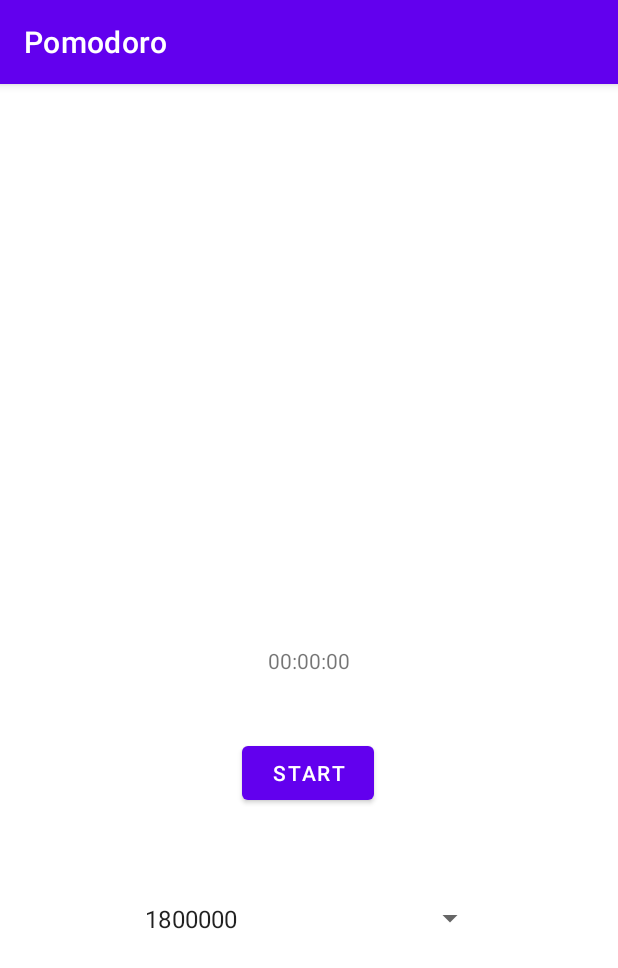
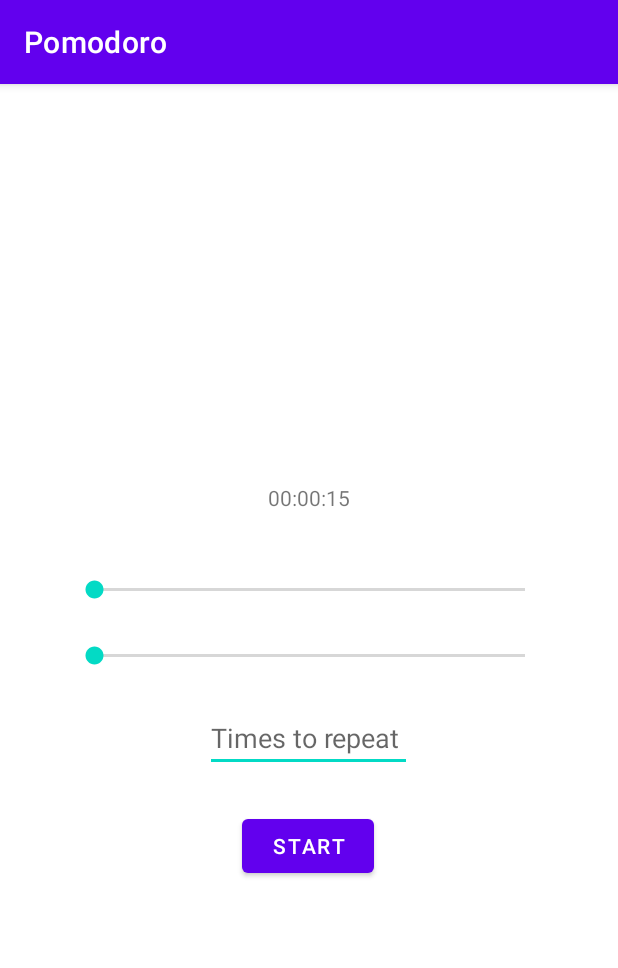
Before and after one commit to kamilernerd/ShoppingListApp, an Android app: the screen it shows after launch (MainActivity), on a phone screen of 412 x 824 dp. Shown: the top 968 px of the screen. Run offline under Robolectric (Android 15) with nearby library versions, the phone set to English and light mode, and no system bars.

Commit message:
Add this messy code

```diff
--- a/Pomodoro/app/src/main/java/no/uia/ikt205/pomodoro/MainActivity.kt
+++ b/Pomodoro/app/src/main/java/no/uia/ikt205/pomodoro/MainActivity.kt
@@ -2,56 +2,96 @@ package no.uia.ikt205.pomodoro
 
 import android.os.Bundle
 import android.os.CountDownTimer
-import android.view.Gravity
 import android.view.View
 import android.widget.*
 import androidx.appcompat.app.AppCompatActivity
 import no.uia.ikt205.pomodoro.util.millisecondsToDescriptiveTime
+import java.nio.file.Files.size
 
 
-class MainActivity : AppCompatActivity(), AdapterView.OnItemSelectedListener {
+class MainActivity : AppCompatActivity() {
 
     lateinit var timer:CountDownTimer
+    lateinit var pauseTimer:CountDownTimer
     lateinit var startButton:Button
     lateinit var coutdownDisplay:TextView
-    lateinit var dropDown:Spinner
+    lateinit var timeSelectSlider:SeekBar
+    lateinit var repetitionInput:EditText
+    lateinit var isPauseText:TextView
+    lateinit var pauseTimeSelect:SeekBar
 
     private var hasTimerStarted: Boolean = false
+    private var hasPauseTimerStarted: Boolean = false
 
-    private val countdownTimeArray = arrayOf<Long>(
-        1800000L,
-        3600000L,
-        5400000L,
-        7200000L
-    )
-    private var timeToCountDownInMs = countdownTimeArray[0]
+    // Default timer value is 15 minutes
+    private var timeToCountDownInMs = 15000L // 15 * 60000L
     private val timeTicks = 1000L
+    private var pauseTime = 15 * 60000L // Default 15 minutes
+
+    // Default amount of repetitions
+    private var timerRepetitionAmount:Int = 0
 
     override fun onCreate(savedInstanceState: Bundle?) {
         super.onCreate(savedInstanceState)
         setContentView(R.layout.activity_main)
 
-        dropDown = findViewById<View>(R.id.dropdown_menuTimes) as Spinner
-        val aa = ArrayAdapter(this, android.R.layout.simple_spinner_item, countdownTimeArray)
-        aa.setDropDownViewResource(android.R.layout.simple_spinner_dropdown_item)
+        isPauseText = findViewById(R.id.isPauseText)
+        isPauseText.visibility = View.INVISIBLE
 
-        with(dropDown) {
-            adapter = aa
-            setSelection(0, false)
-            onItemSelectedListener = this@MainActivity
-            prompt = "Select time interval"
-            gravity = Gravity.CENTER
-        }
+        timeSelectSlider = findViewById<SeekBar>(R.id.timeSelectSlider)
+        timeSelectSlider.setOnSeekBarChangeListener(object: SeekBar.OnSeekBarChangeListener{
+            override fun onProgressChanged(seekBar: SeekBar?, progress: Int, fromUser: Boolean) {
+                if (hasTimerStarted) {
+                    timer.cancel()
+                    hasTimerStarted = false
+                }
+                timeToCountDownInMs = progress * 60000L
+
+                // Update timer visually when sliding
+                updateCountDownDisplay(timeToCountDownInMs)
+            }
+
+            override fun onStartTrackingTouch(seekBar: SeekBar?) {
+                print("Not implemented")
+            }
+
+            override fun onStopTrackingTouch(seekBar: SeekBar?) {
+                print("Not implemented")
+            }
+        })
+
+        pauseTimeSelect = findViewById<SeekBar>(R.id.pauseTimeSelect)
+        pauseTimeSelect.setOnSeekBarChangeListener(object: SeekBar.OnSeekBarChangeListener{
+            override fun onProgressChanged(seekBar: SeekBar?, progress: Int, fromUser: Boolean) {
+                pauseTime = progress * 60000L
+            }
+
+            override fun onStartTrackingTouch(seekBar: SeekBar?) {
+                print("Not implemented")
+            }
+
+            override fun onStopTrackingTouch(seekBar: SeekBar?) {
+                print("Not implemented")
+            }
+        })
+
+        repetitionInput = findViewById<EditText>(R.id.repetitionAmount)
+
         startButton = findViewById<Button>(R.id.startCountdownButton)
         startButton.setOnClickListener(){
             startCountDown(it)
         }
         coutdownDisplay = findViewById<TextView>(R.id.countDownView)
+
+        // Enforce timer to show 15 minutes as start value on activity mount
+        updateCountDownDisplay(timeToCountDownInMs)
     }
 
     private fun startCountDown(v: View){
         if (hasTimerStarted) {
-            Toast.makeText(this@MainActivity, "Timer is already running", Toast.LENGTH_SHORT).show()
+            timer.cancel()
+            hasTimerStarted = false
+            Toast.makeText(this@MainActivity, "Stopping all timers", Toast.LENGTH_SHORT).show()
             return
         }
 
@@ -59,32 +99,55 @@ class MainActivity : AppCompatActivity(), AdapterView.OnItemSelectedListener {
             override fun onFinish() {
                 Toast.makeText(this@MainActivity, "Arbeidsøkt er ferdig", Toast.LENGTH_SHORT).show()
                 hasTimerStarted = false
+
+                timerRepetitionAmount = repetitionInput.text.toString().toInt()
+                if (timerRepetitionAmount > 0) {
+                    Toast.makeText(this@MainActivity, "Tid for en pause", Toast.LENGTH_SHORT).show()
+                    startPauseTimer(v)
+                    timerRepetitionAmount--
+                    repetitionInput.setText(timerRepetitionAmount.toString())
+                }
             }
 
             override fun onTick(millisUntilFinished: Long) {
-               updateCountDownDisplay(millisUntilFinished)
+                updateCountDownDisplay(millisUntilFinished)
             }
         }
         timer.start()
         hasTimerStarted = true
     }
 
+    private fun startPauseTimer(v: View) {
+        if (hasPauseTimerStarted) {
+            pauseTimer.cancel()
+            hasPauseTimerStarted = false
+        }
+
+        pauseTimer = object : CountDownTimer(pauseTime, timeTicks) {
+            override fun onFinish() {
+                Toast.makeText(this@MainActivity, "Pausen er over", Toast.LENGTH_SHORT).show()
+                hasPauseTimerStarted = false
+
+                timerRepetitionAmount = repetitionInput.text.toString().toInt()
+                if (timerRepetitionAmount > 0) {
+                    timer.start()
+                } else {
+                    timer.cancel()
+                }
+
+                isPauseText.visibility = View.INVISIBLE
+            }
+
+            override fun onTick(millisUntilFinished: Long) {
+                isPauseText.visibility = View.VISIBLE
+                updateCountDownDisplay(millisUntilFinished)
+            }
+        }
+        pauseTimer.start()
+        hasPauseTimerStarted = true
+    }
+
     fun updateCountDownDisplay(timeInMs: Long){
         coutdownDisplay.text = millisecondsToDescriptiveTime(timeInMs)
     }
-
-    override fun onItemSelected(parent: AdapterView<*>?, view: View?, position: Int, id: Long) {
-        if (hasTimerStarted) {
-            timer.cancel()
-            hasTimerStarted = false
-        }
-
-        Toast.makeText(this@MainActivity, "You selected ${(countdownTimeArray[position] / (1000 * 60))} minutes", Toast.LENGTH_SHORT).show()
-        timeToCountDownInMs = countdownTimeArray[position]
-        updateCountDownDisplay(timeToCountDownInMs)
-    }
-
-    override fun onNothingSelected(parent: AdapterView<*>?) {
-        TODO("Not yet implemented")
-    }
 }
--- a/Pomodoro/app/src/main/res/layout/activity_main.xml
+++ b/Pomodoro/app/src/main/res/layout/activity_main.xml
@@ -14,7 +14,32 @@
         app:layout_constraintBottom_toBottomOf="parent"
         app:layout_constraintLeft_toLeftOf="parent"
         app:layout_constraintRight_toRightOf="parent"
-        app:layout_constraintTop_toTopOf="parent" />
+        app:layout_constraintTop_toTopOf="parent"
+        app:layout_constraintVertical_bias="0.355" />
+
+    <SeekBar
+        android:id="@+id/timeSelectSlider"
+        android:layout_width="319dp"
+        android:layout_height="22dp"
+        android:max="300"
+        android:min="15"
+        app:layout_constraintBottom_toBottomOf="parent"
+        app:layout_constraintEnd_toEndOf="parent"
+        app:layout_constraintStart_toStartOf="parent"
+        app:layout_constraintTop_toBottomOf="@+id/countDownView"
+        app:layout_constraintVertical_bias="0.089" />
+
+    <SeekBar
+        android:id="@+id/pauseTimeSelect"
+        android:layout_width="319dp"
+        android:layout_height="22dp"
+        android:max="300"
+        android:min="15"
+        app:layout_constraintBottom_toBottomOf="parent"
+        app:layout_constraintEnd_toEndOf="parent"
+        app:layout_constraintStart_toStartOf="parent"
+        app:layout_constraintTop_toBottomOf="@+id/timeSelectSlider"
+        app:layout_constraintVertical_bias="0.055" />
 
     <Button
         android:id="@+id/startCountdownButton"
@@ -25,20 +50,33 @@
         app:layout_constraintEnd_toEndOf="parent"
         app:layout_constraintHorizontal_bias="0.498"
         app:layout_constraintStart_toStartOf="parent"
-        app:layout_constraintTop_toBottomOf="@+id/countDownView"
-        app:layout_constraintVertical_bias="0.126" />
+        app:layout_constraintTop_toBottomOf="@+id/repetitionAmount"
+        app:layout_constraintVertical_bias="0.097" />
 
-    <Spinner
-        android:id="@+id/dropdown_menuTimes"
-        android:layout_width="235dp"
-        android:layout_height="26dp"
-        android:layout_marginTop="30dp"
-        android:spinnerMode="dropdown"
+    <EditText
+        android:id="@+id/repetitionAmount"
+        android:layout_width="138dp"
+        android:layout_height="40dp"
+        android:ems="10"
+        android:hint="@string/repetitionAmount"
+        android:inputType="number"
         app:layout_constraintBottom_toBottomOf="parent"
         app:layout_constraintEnd_toEndOf="parent"
+        app:layout_constraintHorizontal_bias="0.498"
         app:layout_constraintStart_toStartOf="parent"
-        app:layout_constraintTop_toBottomOf="@+id/startCountdownButton"
-        app:layout_constraintVertical_bias="0.13" />
+        app:layout_constraintTop_toBottomOf="@+id/pauseTimeSelect"
+        app:layout_constraintVertical_bias="0.079" />
+
+    <TextView
+        android:id="@+id/isPauseText"
+        android:layout_width="wrap_content"
+        android:layout_height="wrap_content"
+        android:text="HAS PAUSE"
+        app:layout_constraintBottom_toTopOf="@+id/countDownView"
+        app:layout_constraintEnd_toEndOf="parent"
+        app:layout_constraintStart_toStartOf="parent"
+        app:layout_constraintTop_toTopOf="parent"
+        app:layout_constraintVertical_bias="0.846" />
 
 
 </androidx.constraintlayout.widget.ConstraintLayout>
--- a/Pomodoro/app/src/main/res/values/strings.xml
+++ b/Pomodoro/app/src/main/res/values/strings.xml
@@ -2,4 +2,5 @@
     <string name="app_name">Pomodoro</string>
     <string name="default_time_display">00:00:00</string>
     <string name="startButtonText">Start</string>
+    <string name="repetitionAmount">Times to repeat</string>
 </resources>
```
